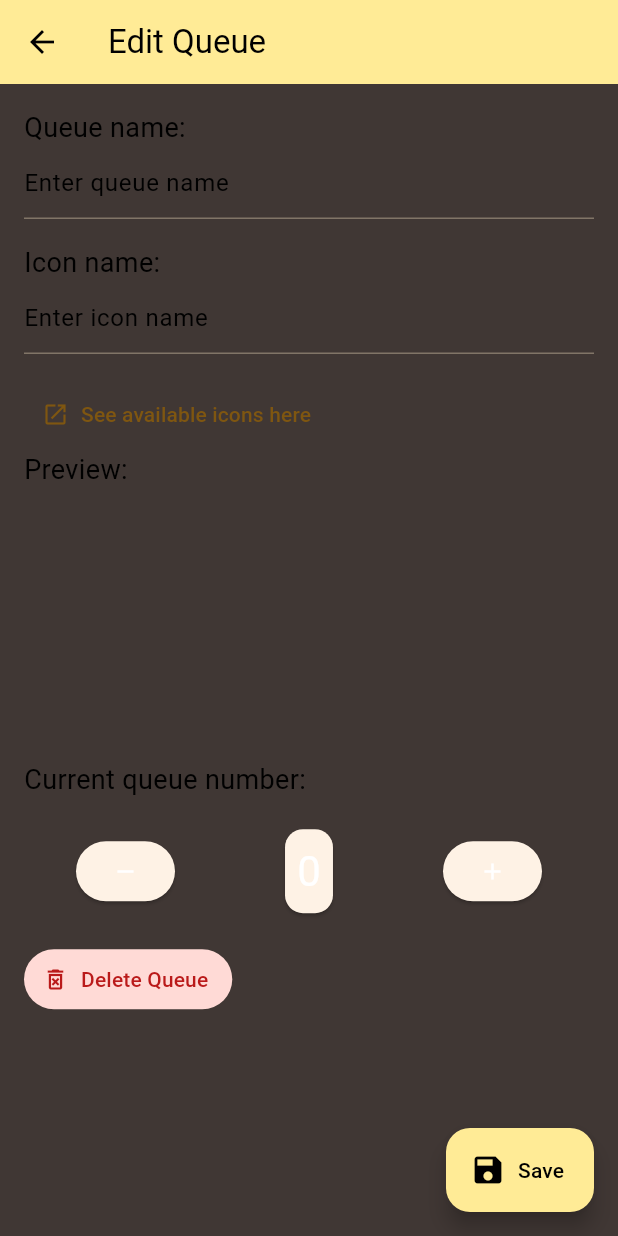
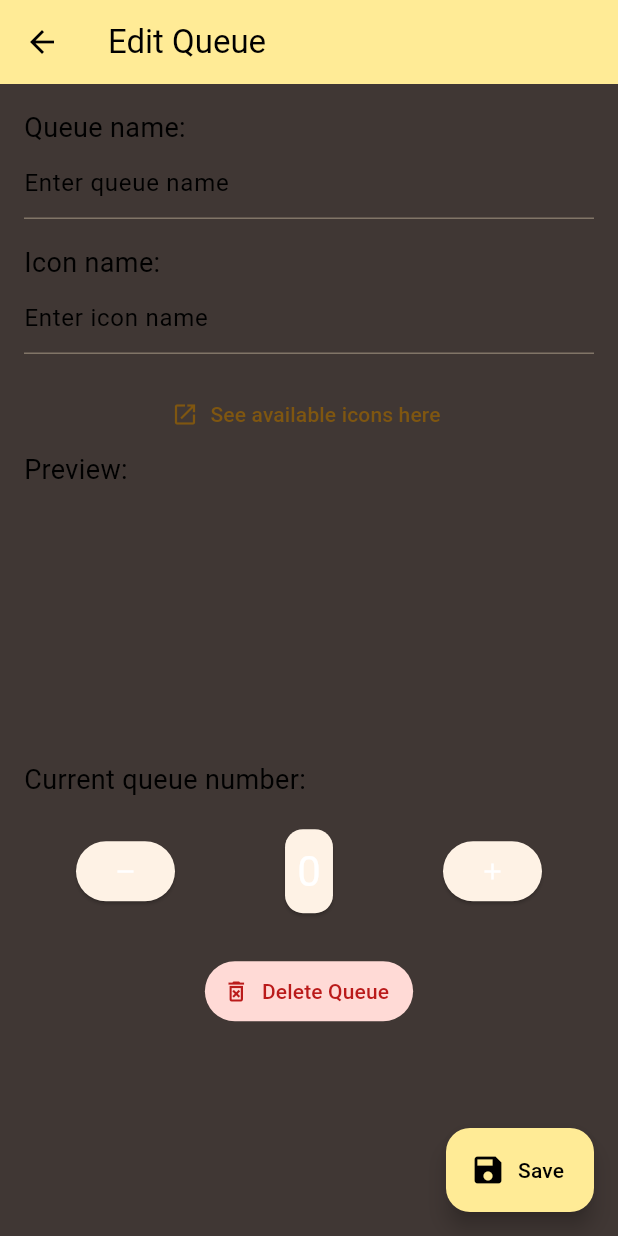
Before and after one commit to jcmsj/lineup_guru_workspace, a Flutter app: the EditQueueScreen screen opened by its route, on a phone screen of 412 x 824 dp. Run offline on Flutter 3.47's test engine with Material 2 defaults, Android fonts, the phone set to English and light mode, and no system bars; our stand-ins replace circle_nav_bar, qr_flutter; missing offline and left inert: qr_code_scanner; network calls fail.

Commit message:
Fix overflow in queue editor

```diff
--- a/client/lib/main.dart
+++ b/client/lib/main.dart
@@ -1,13 +1,13 @@
 import 'package:flutter/material.dart';
 import 'package:circle_nav_bar/circle_nav_bar.dart';
-import 'package:lineup_guru_app/second_route.dart';
+import 'package:provider/provider.dart';
 import 'package:shared/page_title_widget.dart';
 import 'package:shared/queue/list.dart';
 import 'package:shared/queue/notifier.dart';
-import 'package:provider/provider.dart';
 import 'package:shared/server_url_notifier.dart';
 import 'package:shared/theme/notifier.dart';
 import 'package:shared/custom_app_bar.dart';
+import 'queue_view.dart';
 import 'qr_scanner.dart';
 import 'settings_page.dart';
 
--- a/client_admin/lib/edit_queue.dart
+++ b/client_admin/lib/edit_queue.dart
@@ -89,8 +89,7 @@ class _EditQueueScreenState extends State<EditQueueScreen> {
           floatingActionButton: saveBtn(),
           body: Padding(
             padding: const EdgeInsets.all(16.0),
-            child: Column(
-              crossAxisAlignment: CrossAxisAlignment.start,
+            child: ListView(
               children: [
                 text("Queue name:"),
                 inputQueueName(),
@@ -121,7 +120,12 @@ class _EditQueueScreenState extends State<EditQueueScreen> {
                 space(),
                 positionControls(context),
                 space(),
-                deleteBtn(model, server, context),
+                ButtonBar(
+                  alignment: MainAxisAlignment.center,
+                  children: [
+                    deleteBtn(model, server, context),
+                  ],
+                )
               ],
             ),
           ),
```
